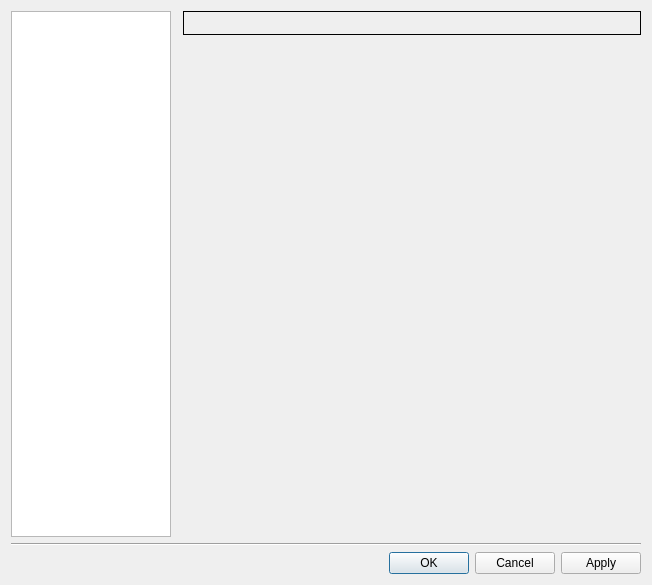
Qt form gns3/ui/preferences_dialog.ui (GNS3/gns3-gui) before a commit.
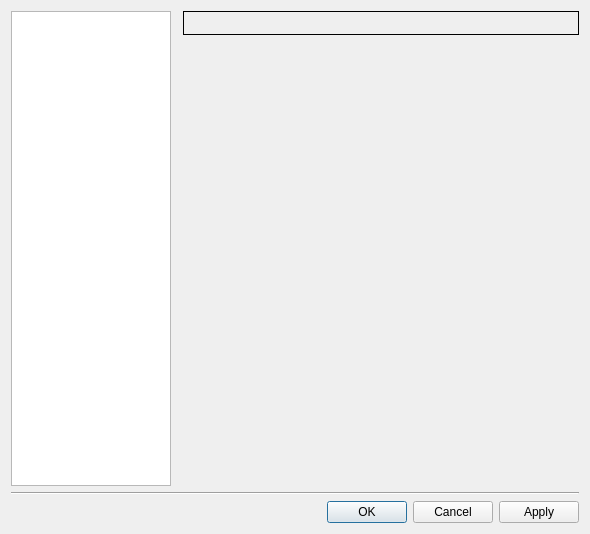
The same form after that commit.

Commit message: Do not hide the server console on Windows when debugging.

Patch:
```diff
--- a/gns3/ui/preferences_dialog.ui
+++ b/gns3/ui/preferences_dialog.ui
@@ -6,8 +6,8 @@
    <rect>
     <x>0</x>
     <y>0</y>
-    <width>652</width>
-    <height>585</height>
+    <width>590</width>
+    <height>534</height>
    </rect>
   </property>
   <property name="sizePolicy">
```
The commit also changes 1 other file.
